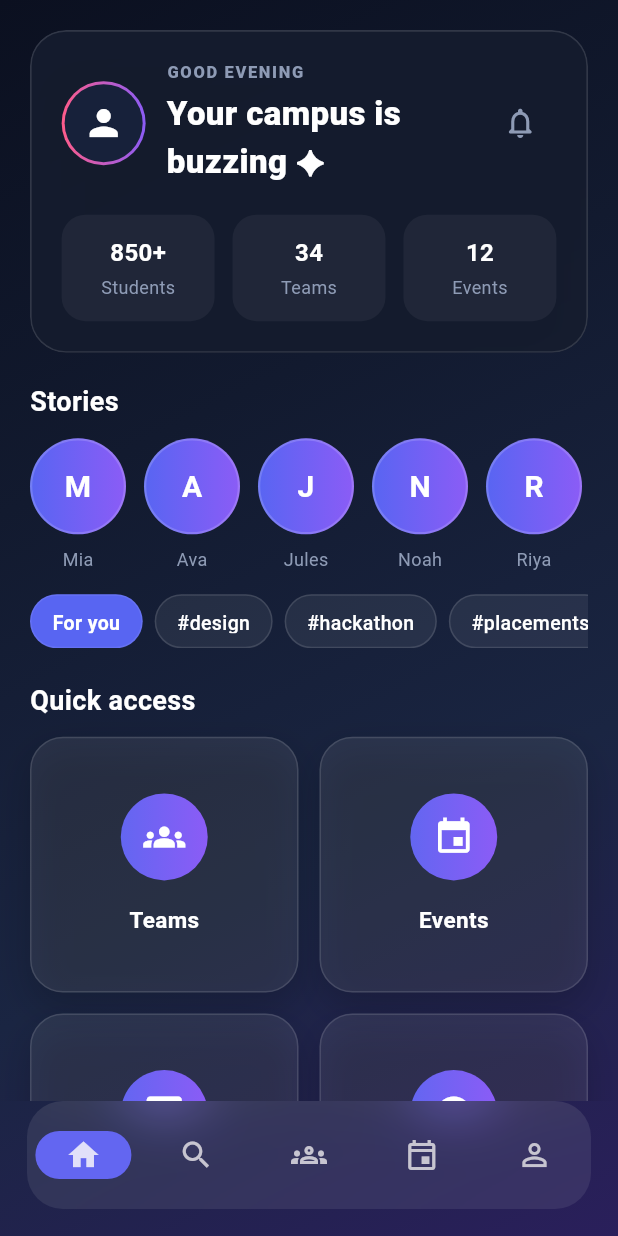
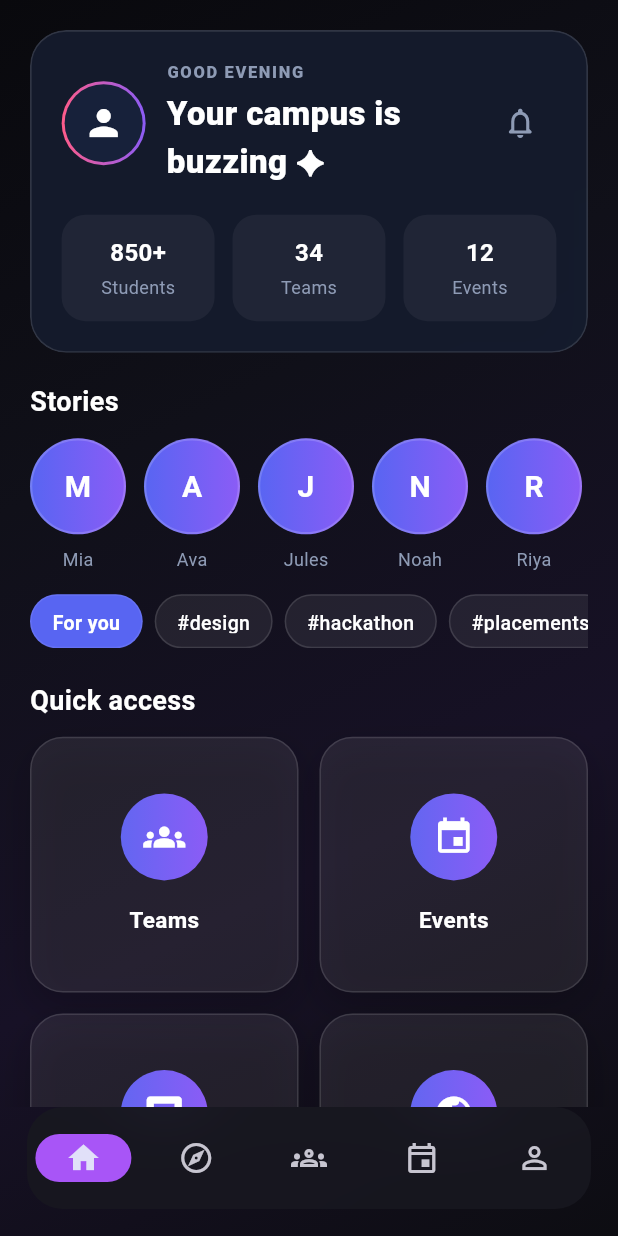
Before and after one commit to parthkumar0607-ux/campus_connect, a Flutter app: the MainNavigationScreen screen opened directly, on a phone screen of 412 x 824 dp. Run offline on Flutter 3.47's test engine with Material 3 defaults, Android fonts, the phone set to English and light mode, and no system bars; our stand-ins replace dio, flutter_secure_storage, image_picker; accounts and stored records are empty; network calls fail.

Commit message:
fixed all the files

```diff
--- a/lib/features/home/presentation/screens/home_screen.dart
+++ b/lib/features/home/presentation/screens/home_screen.dart
@@ -85,7 +85,7 @@ class HomeScreen extends StatelessWidget {
             child: ListView.separated(
               scrollDirection: Axis.horizontal,
               itemCount: _storyNames.length,
-              separatorBuilder: (_, __) => const SizedBox(width: 12),
+              separatorBuilder: (_, _) => const SizedBox(width: 12),
               itemBuilder: (_, index) => _StoryAvatar(name: _storyNames[index]),
             ),
           ),
--- a/lib/features/navigation/presentation/screens/main_navigation_screen.dart
+++ b/lib/features/navigation/presentation/screens/main_navigation_screen.dart
@@ -54,10 +54,10 @@ class _MainNavigationScreenState
           begin: Alignment.topLeft,
           end: Alignment.bottomRight,
           colors: [
-            Color(0xFF0B1020),
-            Color(0xFF121A2F),
-            Color(0xFF1A2542),
-            Color(0xFF2A1F5B),
+            Color(0xFF09090D),
+            Color(0xFF101019),
+            Color(0xFF171126),
+            Color(0xFF0D0D12),
           ],
         ),
       ),
@@ -76,12 +76,12 @@ class _MainNavigationScreenState
               sigmaY: 20,
             ),
             child: NavigationBar(
-              height: 72,
+              height: 68,
               backgroundColor:
-                  Colors.white.withValues(alpha: .08),
+                  const Color(0xFF17171F).withValues(alpha: .92),
 
               indicatorColor:
-                  const Color(0xff6366F1),
+                  const Color(0xFFA855F7),
 
               elevation: 0,
 
@@ -100,8 +100,8 @@ class _MainNavigationScreenState
                   label: "Home",
                 ),
                 NavigationDestination(
-                  icon: Icon(Icons.search),
-                  selectedIcon: Icon(Icons.search),
+                  icon: Icon(Icons.explore_outlined),
+                  selectedIcon: Icon(Icons.explore),
                   label: "Discover",
                 ),
                 NavigationDestination(
--- a/lib/shared/widgets/glass_card.dart
+++ b/lib/shared/widgets/glass_card.dart
@@ -24,11 +24,11 @@ class GlassCard extends StatelessWidget {
           padding: padding ?? const EdgeInsets.all(20),
           decoration: BoxDecoration(
             borderRadius: BorderRadius.circular(borderRadius),
-            color: const Color(0xFF151C2E).withOpacity(0.9),
-            border: Border.all(color: Colors.white.withOpacity(0.12), width: 1.1),
+            color: const Color(0xFF151C2E).withValues(alpha: 0.9),
+            border: Border.all(color: Colors.white.withValues(alpha: 0.12), width: 1.1),
             boxShadow: [
               BoxShadow(
-                color: Colors.black.withOpacity(0.22),
+                color: Colors.black.withValues(alpha: 0.22),
                 blurRadius: 28,
                 offset: const Offset(0, 16),
               ),
```
Also changed, not shown: lib/features/events/presentation/screens/events_screen.dart (+35 -2 lines), lib/features/teams/presentation/screens/teams_screen.dart (+34 -2 lines), ChatGPT Image Aug 3, 2026, 07_15_21 AM.png (added).
